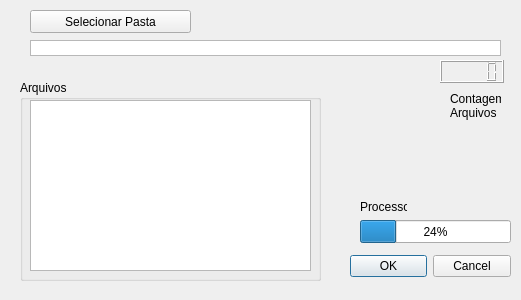
The window that Organizer_gui.ui (gu22/Organizer) describes before a commit, drawn with Qt 5.
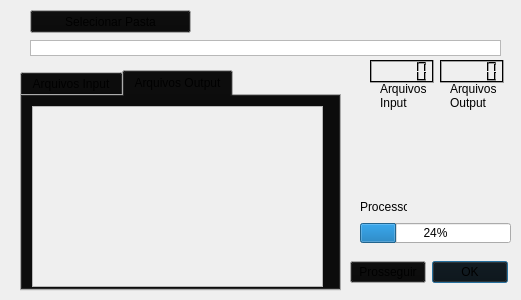
The same window after the commit. The open tabs and pages were chosen to show the change.

```diff
--- a/Organizer_gui.ui
+++ b/Organizer_gui.ui
@@ -10,25 +10,46 @@
     <height>300</height>
    </rect>
   </property>
+  <property name="palette">
+   <palette>
+    <active>
+     <colorrole role="Button">
+      <brush brushstyle="SolidPattern">
+       <color alpha="255">
+        <red>9</red>
+        <green>9</green>
+        <blue>9</blue>
+       </color>
+      </brush>
+     </colorrole>
+    </active>
+    <inactive>
+     <colorrole role="Button">
+      <brush brushstyle="SolidPattern">
+       <color alpha="255">
+        <red>9</red>
+        <green>9</green>
+        <blue>9</blue>
+       </color>
+      </brush>
+     </colorrole>
+    </inactive>
+    <disabled>
+     <colorrole role="Button">
+      <brush brushstyle="SolidPattern">
+       <color alpha="255">
+        <red>9</red>
+        <green>9</green>
+        <blue>9</blue>
+       </color>
+      </brush>
+     </colorrole>
+    </disabled>
+   </palette>
+  </property>
   <property name="windowTitle">
    <string>Organizador de arquivos v1.5</string>
   </property>
-  <widget class="QDialogButtonBox" name="buttonBox">
-   <property name="geometry">
-    <rect>
-     <x>350</x>
-     <y>250</y>
-     <width>161</width>
-     <height>32</height>
-    </rect>
-   </property>
-   <property name="orientation">
-    <enum>Qt::Horizontal</enum>
-   </property>
-   <property name="standardButtons">
-    <set>QDialogButtonBox::Cancel|QDialogButtonBox::Ok</set>
-   </property>
-  </widget>
   <widget class="QTextBrowser" name="textBrowser">
    <property name="geometry">
     <rect>
@@ -58,38 +79,79 @@
     <string>Selecionar Pasta</string>
    </property>
   </widget>
-  <widget class="QGroupBox" name="groupBox">
-   <property name="geometry">
-    <rect>
-     <x>20</x>
-     <y>80</y>
-     <width>301</width>
-     <height>201</height>
-    </rect>
-   </property>
-   <property name="title">
-    <string>Arquivos</string>
-   </property>
-   <widget class="QTextBrowser" name="textBrowser_2">
-    <property name="geometry">
-     <rect>
-      <x>10</x>
-      <y>20</y>
-      <width>281</width>
-      <height>171</height>
-     </rect>
-    </property>
-   </widget>
-  </widget>
   <widget class="QLCDNumber" name="lcdNumber">
    <property name="geometry">
     <rect>
-     <x>440</x>
+     <x>370</x>
      <y>60</y>
      <width>64</width>
      <height>23</height>
     </rect>
    </property>
+   <property name="palette">
+    <palette>
+     <active>
+      <colorrole role="Button">
+       <brush brushstyle="SolidPattern">
+        <color alpha="255">
+         <red>198</red>
+         <green>198</green>
+         <blue>198</blue>
+        </color>
+       </brush>
+      </colorrole>
+      <colorrole role="Light">
+       <brush brushstyle="SolidPattern">
+        <color alpha="255">
+         <red>0</red>
+         <green>0</green>
+         <blue>0</blue>
+        </color>
+       </brush>
+      </colorrole>
+     </active>
+     <inactive>
+      <colorrole role="Button">
+       <brush brushstyle="SolidPattern">
+        <color alpha="255">
+         <red>198</red>
+         <green>198</green>
+         <blue>198</blue>
+        </color>
+       </brush>
+      </colorrole>
+      <colorrole role="Light">
+       <brush brushstyle="SolidPattern">
+        <color alpha="255">
+         <red>0</red>
+         <green>0</green>
+         <blue>0</blue>
+        </color>
+       </brush>
+      </colorrole>
+     </inactive>
+     <disabled>
+      <colorrole role="Button">
+       <brush brushstyle="SolidPattern">
+        <color alpha="255">
+         <red>198</red>
+         <green>198</green>
+         <blue>198</blue>
+        </color>
+       </brush>
+      </colorrole>
+      <colorrole role="Light">
+       <brush brushstyle="SolidPattern">
+        <color alpha="255">
+         <red>0</red>
+         <green>0</green>
+         <blue>0</blue>
+        </color>
+       </brush>
+      </colorrole>
+     </disabled>
+    </palette>
+   </property>
    <property name="digitCount">
     <number>5</number>
    </property>
@@ -98,14 +160,20 @@
    <property name="geometry">
     <rect>
      <x>360</x>
-     <y>220</y>
+     <y>223</y>
      <width>151</width>
-     <height>23</height>
+     <height>20</height>
     </rect>
    </property>
    <property name="value">
     <number>24</number>
    </property>
+   <property name="textVisible">
+    <bool>true</bool>
+   </property>
+   <property name="invertedAppearance">
+    <bool>false</bool>
+   </property>
   </widget>
   <widget class="QLabel" name="label">
    <property name="geometry">
@@ -123,19 +191,209 @@
   <widget class="QLabel" name="label_2">
    <property name="geometry">
     <rect>
+     <x>380</x>
+     <y>80</y>
+     <width>51</width>
+     <height>31</height>
+    </rect>
+   </property>
+   <property name="text">
+    <string>Arquivos Input</string>
+   </property>
+   <property name="wordWrap">
+    <bool>true</bool>
+   </property>
+  </widget>
+  <widget class="QTabWidget" name="tabWidget">
+   <property name="enabled">
+    <bool>true</bool>
+   </property>
+   <property name="geometry">
+    <rect>
+     <x>20</x>
+     <y>70</y>
+     <width>321</width>
+     <height>221</height>
+    </rect>
+   </property>
+   <property name="currentIndex">
+    <number>0</number>
+   </property>
+   <widget class="QWidget" name="tab">
+    <attribute name="title">
+     <string>Arquivos Input</string>
+    </attribute>
+    <widget class="QTextBrowser" name="textBrowser_2">
+     <property name="geometry">
+      <rect>
+       <x>10</x>
+       <y>10</y>
+       <width>291</width>
+       <height>181</height>
+      </rect>
+     </property>
+    </widget>
+   </widget>
+   <widget class="QWidget" name="tab_2">
+    <property name="enabled">
+     <bool>false</bool>
+    </property>
+    <attribute name="title">
+     <string>Arquivos Output</string>
+    </attribute>
+    <widget class="QTextBrowser" name="textBrowser_3">
+     <property name="enabled">
+      <bool>false</bool>
+     </property>
+     <property name="geometry">
+      <rect>
+       <x>10</x>
+       <y>10</y>
+       <width>291</width>
+       <height>181</height>
+      </rect>
+     </property>
+    </widget>
+   </widget>
+  </widget>
+  <widget class="QLabel" name="label_3">
+   <property name="geometry">
+    <rect>
+     <x>360</x>
+     <y>130</y>
+     <width>151</width>
+     <height>61</height>
+    </rect>
+   </property>
+   <property name="text">
+    <string/>
+   </property>
+  </widget>
+  <widget class="QLCDNumber" name="lcdNumber_2">
+   <property name="geometry">
+    <rect>
+     <x>440</x>
+     <y>60</y>
+     <width>64</width>
+     <height>23</height>
+    </rect>
+   </property>
+   <property name="palette">
+    <palette>
+     <active>
+      <colorrole role="Button">
+       <brush brushstyle="SolidPattern">
+        <color alpha="255">
+         <red>198</red>
+         <green>198</green>
+         <blue>198</blue>
+        </color>
+       </brush>
+      </colorrole>
+      <colorrole role="Light">
+       <brush brushstyle="SolidPattern">
+        <color alpha="255">
+         <red>0</red>
+         <green>0</green>
+         <blue>0</blue>
+        </color>
+       </brush>
+      </colorrole>
+     </active>
+     <inactive>
+      <colorrole role="Button">
+       <brush brushstyle="SolidPattern">
+        <color alpha="255">
+         <red>198</red>
+         <green>198</green>
+         <blue>198</blue>
+        </color>
+       </brush>
+      </colorrole>
+      <colorrole role="Light">
+       <brush brushstyle="SolidPattern">
+        <color alpha="255">
+         <red>0</red>
+         <green>0</green>
+         <blue>0</blue>
+        </color>
+       </brush>
+      </colorrole>
+     </inactive>
+     <disabled>
+      <colorrole role="Button">
+       <brush brushstyle="SolidPattern">
+        <color alpha="255">
+         <red>198</red>
+         <green>198</green>
+         <blue>198</blue>
+        </color>
+       </brush>
+      </colorrole>
+      <colorrole role="Light">
+       <brush brushstyle="SolidPattern">
+        <color alpha="255">
+         <red>0</red>
+         <green>0</green>
+         <blue>0</blue>
+        </color>
+       </brush>
+      </colorrole>
+     </disabled>
+    </palette>
+   </property>
+   <property name="digitCount">
+    <number>5</number>
+   </property>
+  </widget>
+  <widget class="QLabel" name="label_4">
+   <property name="geometry">
+    <rect>
      <x>450</x>
-     <y>90</y>
+     <y>80</y>
      <width>51</width>
      <height>31</height>
     </rect>
    </property>
    <property name="text">
-    <string>Contagem Arquivos</string>
+    <string>Arquivos Output</string>
    </property>
    <property name="wordWrap">
     <bool>true</bool>
    </property>
   </widget>
+  <widget class="QWidget" name="">
+   <property name="geometry">
+    <rect>
+     <x>350</x>
+     <y>260</y>
+     <width>158</width>
+     <height>25</height>
+    </rect>
+   </property>
+   <layout class="QHBoxLayout" name="horizontalLayout">
+    <item>
+     <widget class="QPushButton" name="pushButton_2">
+      <property name="text">
+       <string>Prosseguir</string>
+      </property>
+     </widget>
+    </item>
+    <item>
+     <widget class="QDialogButtonBox" name="buttonBox">
+      <property name="contextMenuPolicy">
+       <enum>Qt::NoContextMenu</enum>
+      </property>
+      <property name="orientation">
+       <enum>Qt::Horizontal</enum>
+      </property>
+      <property name="standardButtons">
+       <set>QDialogButtonBox::Ok</set>
+      </property>
+     </widget>
+    </item>
+   </layout>
+  </widget>
  </widget>
  <resources/>
  <connections>
```
